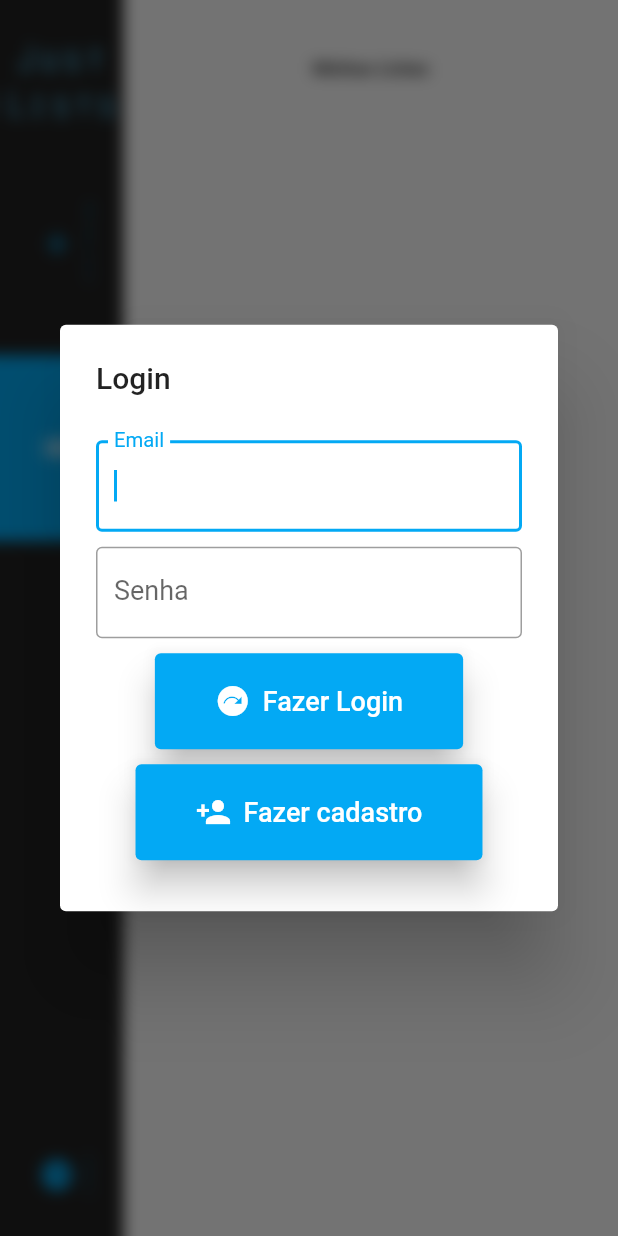
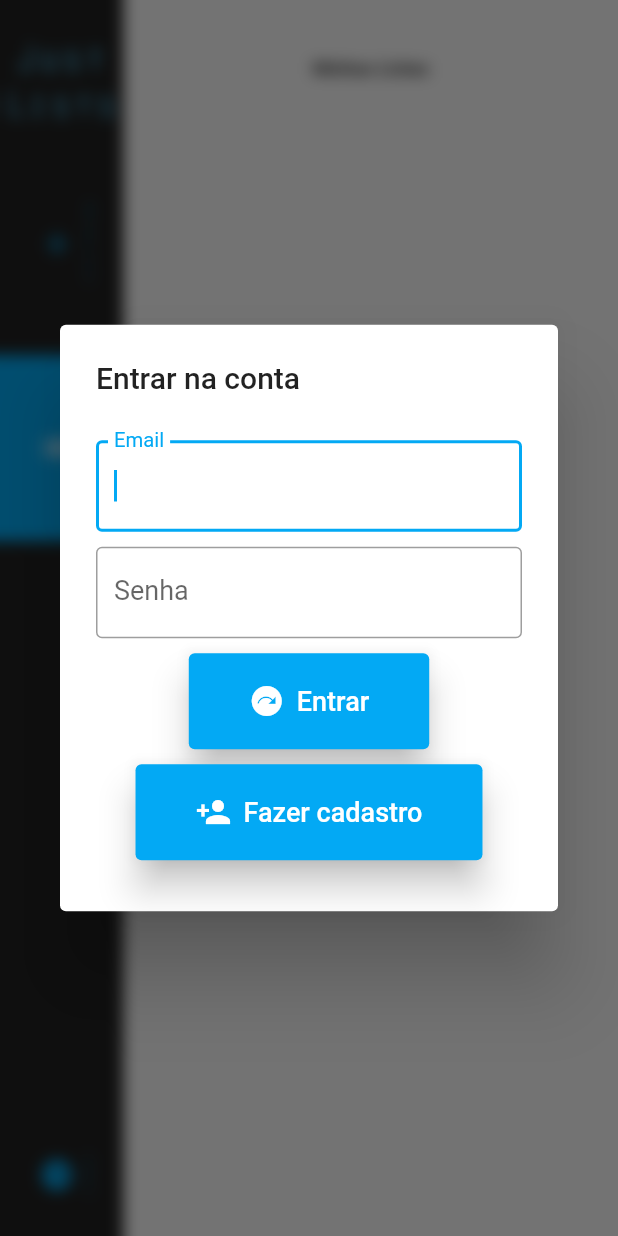
Before and after one commit to jgdml/Lists, a Flutter app: the screen it shows after launch, after a tap on "Nova lista", after a tap on "Minhas Listas", after a tap on "Login", on a phone screen of 412 x 824 dp. Run offline on Flutter 3.47's test engine with Material 2 defaults, Android fonts, the phone set to English and light mode, and no system bars; our stand-ins replace cloud_firestore, email_validator, firebase_auth, firebase_core, flutter_easyloading, url_strategy; accounts and stored records are empty.

Commit message:
Login tratamento de erro \ validacao email

```diff
--- /dev/null
+++ b/lib/domain/exception/auth_exception.dart
@@ -0,0 +1,10 @@
+class AuthException{
+    String causa;
+
+    AuthException(this.causa);
+
+    @override
+    String toString(){
+        return this.causa;
+    }
+}
--- a/lib/view/widget/login_modal.dart
+++ b/lib/view/widget/login_modal.dart
@@ -15,7 +15,28 @@ class LoginModal extends StatefulWidget {
 class _LoginModalState extends State<LoginModal> {
     final _formState = GlobalKey<FormState>();
 
-    var _controller = LoginModalController();
+    final _controller = LoginModalController();
+
+    bool _isLogin = true;
+
+    _toggleisLogin() {
+        setState(() {
+            _isLogin = !_isLogin;
+        });
+    }
+
+    Widget nameField() {
+        return TextFormField(
+            onSaved: (val) => _controller.nome = val ?? "",
+            validator: _controller.validarNome,
+            autofocus: true,
+            style: TextStyle(fontSize: 18),
+            decoration: InputDecoration(
+                labelText: "Nome",
+                border: OutlineInputBorder(),
+            ),
+        );
+    }
 
     Widget emailField() {
         return TextFormField(
@@ -51,14 +72,27 @@ class _LoginModalState extends State<LoginModal> {
                 _formState.currentState!.save();
 
                 if (_controller.isValidoLogin) {
-                    await _controller.login();
-                    _controller.irParaMinhasListas(context);
+                    var res = await _controller.login();
+
+                    if (res == null){
+                        _controller.irParaMinhasListas(context);
+                    }
+                    else{
+                        showErr(context, res);
+                    }
                 }
                 EasyLoading.dismiss();
-
             },
             icon: Icon(Icons.next_plan),
-            label: "Fazer Login",
+            label: "Entrar",
+        );
+    }
+
+    Widget gotoCadastro() {
+        return CustomButton(
+            onPressed: () => _toggleisLogin(),
+            icon: Icon(Icons.person_add),
+            label: "Fazer cadastro",
         );
     }
 
@@ -66,7 +100,36 @@ class _LoginModalState extends State<LoginModal> {
         return CustomButton(
             onPressed: () => null,
             icon: Icon(Icons.person_add),
-            label: "Fazer cadastro",
+            label: "Cadastrar-se",
+        );
+    }
+
+    List<Widget> loginOuCadastro(BuildContext context) {
+        if (_isLogin) {
+            return [
+                emailField(),
+                passField(),
+                loginButton(context),
+                gotoCadastro(),
+            ];
+        } else {
+            return [
+                nameField(),
+                emailField(),
+                passField(),
+                cadastroButton(),
+            ];
+        }
+    }
+
+    showErr(BuildContext context, msg){
+        showDialog(
+            context: context,
+            builder: (context) => AlertDialog(
+                title: Text("Erro"),
+                content: Text(msg),
+
+            )
         );
     }
 
@@ -75,7 +138,17 @@ class _LoginModalState extends State<LoginModal> {
         return BackdropFilter(
             filter: ImageFilter.blur(sigmaX: 5, sigmaY: 5),
             child: AlertDialog(
-                title: Text("Login"),
+                title: _isLogin
+                    ? Text("Entrar na conta")
+                    : Row(
+                        children: [
+                            IconButton(
+                                onPressed: () => _toggleisLogin(),
+                                icon: Icon(Icons.arrow_back),
+                            ),
+                            Text("Cadastrar uma nova conta"),
+                        ],
+                    ),
                 content: Container(
                     width: 500,
                     height: 300,
@@ -83,12 +156,7 @@ class _LoginModalState extends State<LoginModal> {
                         key: _formState,
                         child: Column(
                             mainAxisAlignment: MainAxisAlignment.spaceEvenly,
-                            children: [
-                                emailField(),
-                                passField(),
-                                loginButton(context),
-                                cadastroButton(),
-                            ],
+                            children: loginOuCadastro(context),
                         ),
                     ),
                 ),
--- a/pubspec.yaml
+++ b/pubspec.yaml
@@ -31,6 +31,8 @@ dependencies:
   flutter_easyloading: ^3.0.0
 
   url_strategy:
+
+  email_validator:
 
 
   # The following adds the Cupertino Icons font to your application.
```
Also changed, not shown: lib/domain/service/usuario_service.dart (+23 -2 lines), lib/view/widget/widget_controller/login_modal_controller.dart (+8 -2 lines), pubspec.lock.
